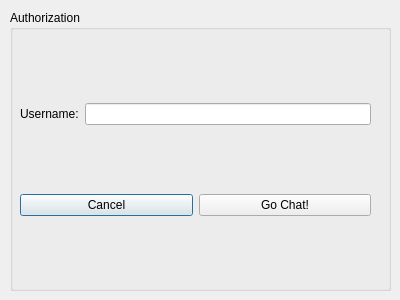
The window that Client/authorization.ui (ksenobait09/New-Directory) describes before a commit, drawn with Qt 5.
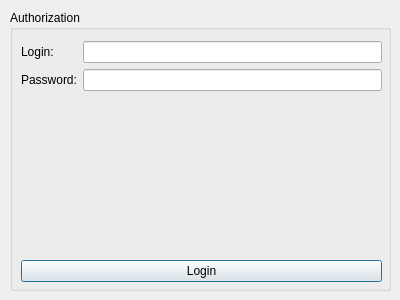
The same window after the commit.

Patch:
```diff
--- a/Client/authorization.ui
+++ b/Client/authorization.ui
@@ -25,43 +25,92 @@
    <property name="title">
     <string>Authorization</string>
    </property>
-   <widget class="QWidget" name="layoutWidget">
+   <widget class="QWidget" name="">
     <property name="geometry">
      <rect>
-      <x>10</x>
-      <y>30</y>
-      <width>351</width>
+      <x>11</x>
+      <y>31</y>
+      <width>361</width>
       <height>241</height>
      </rect>
     </property>
-    <layout class="QVBoxLayout" name="verticalLayout">
+    <layout class="QVBoxLayout" name="verticalLayout_4">
      <item>
       <layout class="QHBoxLayout" name="horizontalLayout">
        <item>
-        <widget class="QLabel" name="label">
-         <property name="text">
-          <string>Username:</string>
-         </property>
-        </widget>
+        <layout class="QVBoxLayout" name="verticalLayout">
+         <item>
+          <widget class="QLabel" name="label">
+           <property name="text">
+            <string>Login:</string>
+           </property>
+          </widget>
+         </item>
+         <item>
+          <widget class="QLabel" name="label_2">
+           <property name="text">
+            <string>Password:</string>
+           </property>
+          </widget>
+         </item>
+        </layout>
        </item>
        <item>
-        <widget class="QLineEdit" name="txtUsername"/>
+        <layout class="QVBoxLayout" name="verticalLayout_2">
+         <item>
+          <widget class="QLineEdit" name="txtUsername">
+           <property name="locale">
+            <locale language="English" country="UnitedStates"/>
+           </property>
+           <property name="text">
+            <string/>
+           </property>
+          </widget>
+         </item>
+         <item>
+          <widget class="QLineEdit" name="txtPassword">
+           <property name="enabled">
+            <bool>true</bool>
+           </property>
+           <property name="font">
+            <font>
+             <weight>50</weight>
+             <bold>false</bold>
+             <strikeout>false</strikeout>
+             <kerning>true</kerning>
+            </font>
+           </property>
+           <property name="statusTip">
+            <string/>
+           </property>
+           <property name="locale">
+            <locale language="English" country="UnitedStates"/>
+           </property>
+           <property name="inputMethodHints">
+            <set>Qt::ImhHiddenText|Qt::ImhNoAutoUppercase|Qt::ImhNoPredictiveText</set>
+           </property>
+           <property name="text">
+            <string/>
+           </property>
+          </widget>
+         </item>
+        </layout>
        </item>
       </layout>
      </item>
      <item>
-      <layout class="QHBoxLayout" name="horizontalLayout_3">
+      <layout class="QVBoxLayout" name="verticalLayout_3">
        <item>
-        <widget class="QPushButton" name="btnCancel">
+        <widget class="QLabel" name="lblResult">
          <property name="text">
-          <string>Cancel</string>
+          <string/>
          </property>
         </widget>
        </item>
        <item>
         <widget class="QPushButton" name="btnLogin">
          <property name="text">
-          <string>Go Chat!</string>
+          <string>Login</string>
          </property>
         </widget>
        </item>
```
